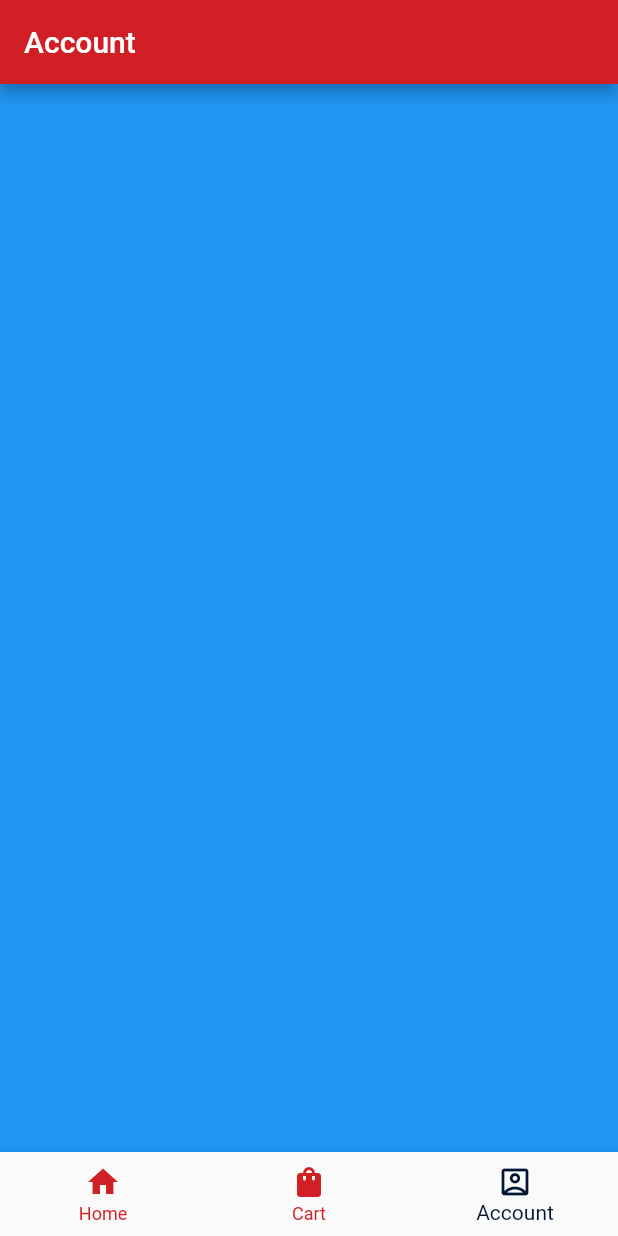
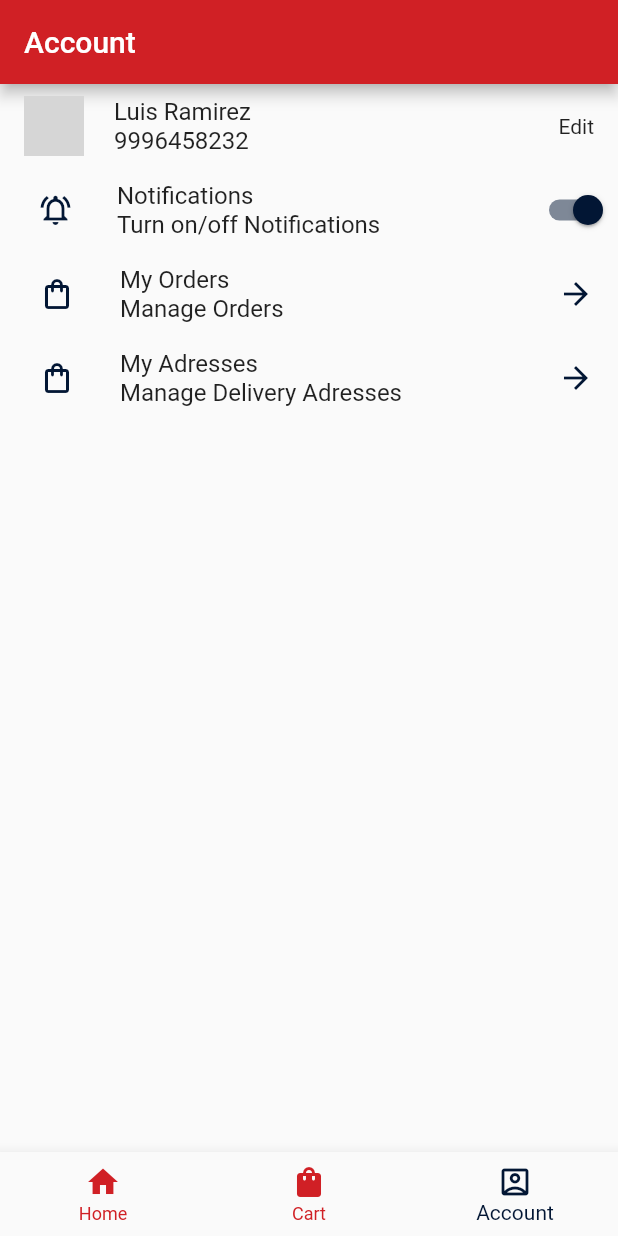
Before and after one commit to KSLuisrh/flutter_ui_app, a Flutter app: the Home screen opened directly, item 3 of the bottom bar chosen, on a phone screen of 412 x 824 dp. Run offline on Flutter 3.47's test engine with Material 2 defaults, Android fonts, the phone set to English and light mode, and no system bars; our stand-ins replace carousel_slider, get; network calls fail; grey boxes are pictures that could not be loaded.

Commit message:
account page donde

```diff
--- a/lib/screens/account.dart
+++ b/lib/screens/account.dart
@@ -1,12 +1,11 @@
 import 'package:flutter/material.dart';
+import 'package:ui_app/widgets/account_listview.dart';
 
 class Account extends StatelessWidget {
   const Account({Key? key}) : super(key: key);
 
   @override
   Widget build(BuildContext context) {
-    return Container(
-      color: Colors.blue,
-    );
+    return AccountListView();
   }
 }
--- a/lib/screens/cart.dart
+++ b/lib/screens/cart.dart
@@ -58,7 +58,7 @@ class Cart extends StatelessWidget {
             ElevatedButton(
                 style: ElevatedButton.styleFrom(
                     minimumSize: Size(double.infinity, 50),
-                    primary: Color(0xffD02025)),
+                    primary: Color(0xff021634)),
                 onPressed: () {},
                 child: Text('Checkout (\$300)'))
           ],
--- /dev/null
+++ b/lib/widgets/account_listview.dart
@@ -0,0 +1,108 @@
+import 'package:flutter/material.dart';
+
+class AccountListView extends StatelessWidget {
+  const AccountListView({Key? key}) : super(key: key);
+
+  @override
+  Widget build(BuildContext context) {
+    return ListView(
+      children: [
+        ListTile(
+          title: Row(
+            children: [
+              CircleAvatar(
+                backgroundImage: NetworkImage(
+                    'https://upload.wikimedia.org/wikipedia/commons/thumb/7/7e/Circle-icons-profile.svg/1024px-Circle-icons-profile.svg.png'),
+              ),
+              Container(
+                margin: EdgeInsets.only(left: 20),
+                child: Column(
+                  crossAxisAlignment: CrossAxisAlignment.start,
+                  children: [Text('Luis Ramirez'), Text('9996458232')],
+                ),
+              )
+            ],
+          ),
+          trailing: Text('Edit'),
+        ),
+        SwitchListTile(
+            activeColor: Color(0xff021634),
+            contentPadding: EdgeInsets.only(right: 0),
+            title: Row(
+              children: [
+                Container(
+                  margin: EdgeInsets.only(left: 25),
+                  child: Icon(
+                    Icons.notifications_active_outlined,
+                    color: Color(0xff021634),
+                  ),
+                ),
+                Container(
+                  margin: EdgeInsets.only(left: 29),
+                  child: Column(
+                    crossAxisAlignment: CrossAxisAlignment.start,
+                    children: [
+                      Text('Notifications'),
+                      Text('Turn on/off Notifications')
+                    ],
+                  ),
+                )
+              ],
+            ),
+            value: true,
+            onChanged: (value) {}),
+        ListTile(
+          title: Row(
+            children: [
+              Container(
+                margin: EdgeInsets.only(left: 10),
+                child: Icon(
+                  Icons.shopping_bag_outlined,
+                  color: Color(0xff021634),
+                ),
+              ),
+              Container(
+                margin: EdgeInsets.only(left: 30),
+                child: Column(
+                  crossAxisAlignment: CrossAxisAlignment.start,
+                  children: [Text('My Orders'), Text('Manage Orders')],
+                ),
+              )
+            ],
+          ),
+          trailing: Icon(
+            Icons.arrow_forward,
+            color: Color(0xff021634),
+          ),
+        ),
+        ListTile(
+          title: Row(
+            children: [
+              Container(
+                margin: EdgeInsets.only(left: 10),
+                child: Icon(
+                  Icons.shopping_bag_outlined,
+                  color: Color(0xff021634),
+                ),
+              ),
+              Container(
+                margin: EdgeInsets.only(left: 30),
+                child: Column(
+                  crossAxisAlignment: CrossAxisAlignment.start,
+                  children: [
+                    Text('My Adresses'),
+                    Text('Manage Delivery Adresses')
+                  ],
+                ),
+              )
+            ],
+          ),
+          trailing: Icon(
+            Icons.arrow_forward,
+            color: Color(0xff021634),
+          ),
+        ),
+      ],
+    );
+  }
+}
```
